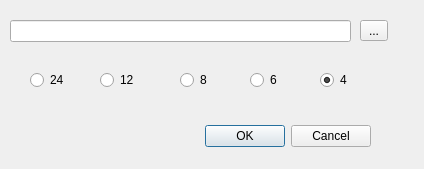
First picture: the form in newproject.ui, repository dralagen/HCI-rotoscope-qt, before the edit.
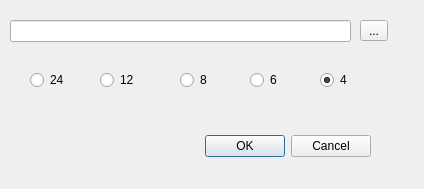
Second picture: the form after the edit.

Commit message: project creation ok (adding a movie and extraction of pictures)

The edit to the form file:
```diff
--- a/newproject.ui
+++ b/newproject.ui
@@ -7,7 +7,7 @@
     <x>0</x>
     <y>0</y>
     <width>424</width>
-    <height>169</height>
+    <height>189</height>
    </rect>
   </property>
   <property name="windowTitle">
@@ -17,7 +17,7 @@
    <property name="geometry">
     <rect>
      <x>30</x>
-     <y>120</y>
+     <y>130</y>
      <width>341</width>
      <height>32</height>
     </rect>
```
The commit also changes 2 other files.
